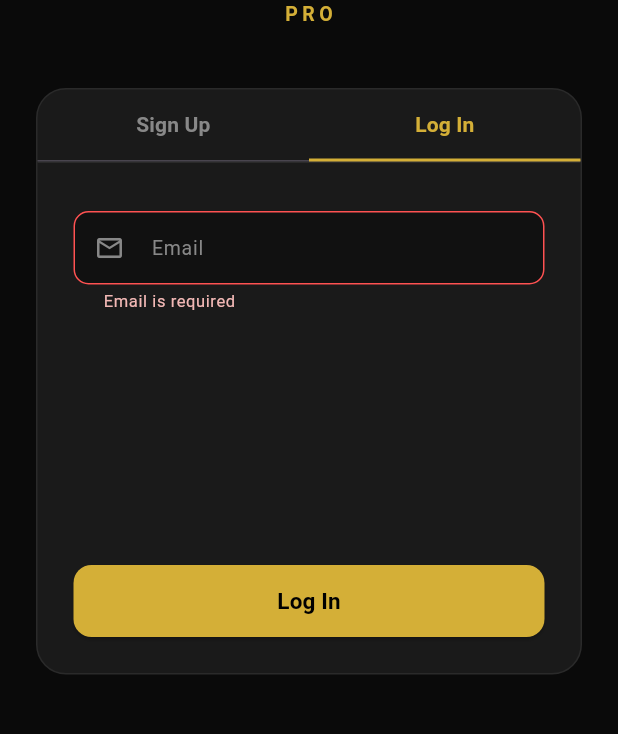
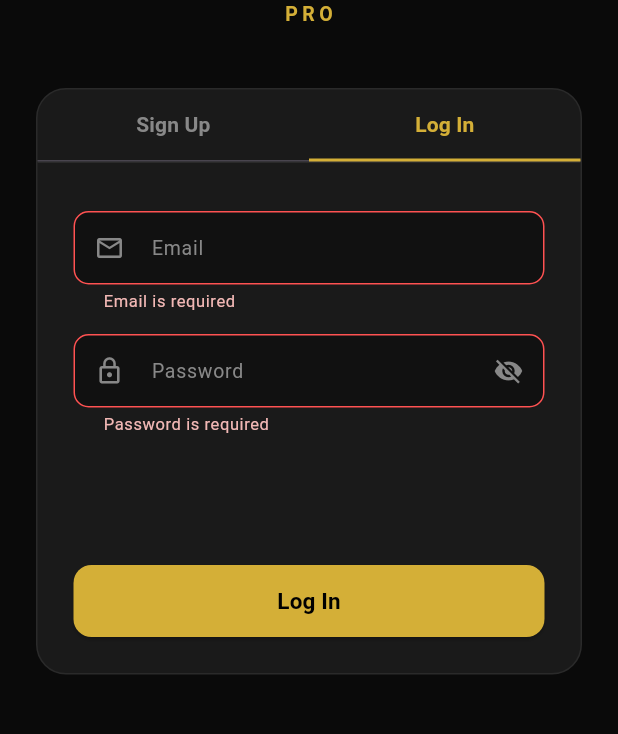
Before and after one commit to MoneyMan421/Iconic-studio-pro, a Flutter app: the screen it shows after launch, tab 2 chosen, after a tap on "Log In", on a phone screen of 412 x 824 dp, the part 368-1102 px from its top. Run offline on Flutter 3.47's test engine with Material 3 defaults, Android fonts, the phone set to English and light mode, and no system bars; our stand-ins replace file_picker, shared_preferences; missing offline and left inert: dart:html, flutter_shaders.

Commit message:
fix: password auth, import persistence, real FPS, SVG text, remove image_picker
Agent-Logs-Url: https://github.com/MoneyMan421/Iconic-studio-pro/sessions/a3d87205-5eb8-4d92-96c5-c77e369d4df8

Co-authored-by: MoneyMan421 <202391590+MoneyMan421@users.noreply.github.com>

```diff
--- a/lib/auth_screen.dart
+++ b/lib/auth_screen.dart
@@ -11,43 +11,67 @@ String? _validateEmail(String? v) {
   return null;
 }
 
-/// Simple in-app auth state. Persists login across restarts via SharedPreferences.
+/// Simple in-app auth state. Persists login and import count across restarts via SharedPreferences.
 class AuthState extends ChangeNotifier {
   bool _isLoggedIn = false;
   String _displayName = '';
+  int _importsUsed = 0;
 
   bool get isLoggedIn => _isLoggedIn;
   String get displayName => _displayName;
+  int get importsUsed => _importsUsed;
 
   Future<void> load() async {
     final prefs = await SharedPreferences.getInstance();
     _isLoggedIn = prefs.getBool('isLoggedIn') ?? false;
     _displayName = prefs.getString('displayName') ?? '';
+    _importsUsed = prefs.getInt('importsUsed') ?? 0;
     notifyListeners();
   }
 
-  Future<void> signUp({required String name, required String email}) async {
+  Future<void> signUp({
+    required String name,
+    required String email,
+    required String password,
+  }) async {
     final prefs = await SharedPreferences.getInstance();
     await prefs.setBool('isLoggedIn', true);
     await prefs.setString('displayName', name);
     await prefs.setString('userEmail', email);
+    // NOTE: password is stored as plain text; this is acceptable for a local-only
+    // demo app, but should be replaced with a proper hash (e.g. PBKDF2) before
+    // production deployment.
+    await prefs.setString('userPassword', password);
     _isLoggedIn = true;
     _displayName = name;
     notifyListeners();
   }
 
-  Future<void> login({required String email}) async {
+  Future<void> login({required String email, required String password}) async {
     final prefs = await SharedPreferences.getInstance();
     final storedEmail = prefs.getString('userEmail') ?? '';
-    if (storedEmail.isEmpty || storedEmail == email) {
-      final storedName = prefs.getString('displayName') ?? email.split('@').first;
-      await prefs.setBool('isLoggedIn', true);
-      _isLoggedIn = true;
-      _displayName = storedName;
-      notifyListeners();
-    } else {
+    final storedPassword = prefs.getString('userPassword') ?? '';
+    if (storedEmail.isEmpty) {
+      throw Exception('No account found. Please sign up first.');
+    }
+    if (storedEmail != email) {
       throw Exception('No account found for that email. Please sign up.');
     }
+    if (storedPassword != password) {
+      throw Exception('Incorrect password.');
+    }
+    final storedName = prefs.getString('displayName') ?? email.split('@').first;
+    await prefs.setBool('isLoggedIn', true);
+    _isLoggedIn = true;
+    _displayName = storedName;
+    notifyListeners();
+  }
+
+  Future<void> incrementImports() async {
+    final prefs = await SharedPreferences.getInstance();
+    _importsUsed++;
+    await prefs.setInt('importsUsed', _importsUsed);
+    notifyListeners();
   }
 
   Future<void> logout() async {
@@ -60,8 +84,8 @@ class AuthState extends ChangeNotifier {
 
 /// Root widget that resolves auth state and routes to the correct screen.
 class AuthGate extends StatefulWidget {
-  final Widget child;
-  const AuthGate({super.key, required this.child});
+  final Widget Function(AuthState auth) builder;
+  const AuthGate({super.key, required this.builder});
 
   @override
   State<AuthGate> createState() => _AuthGateState();
@@ -92,7 +116,7 @@ class _AuthGateState extends State<AuthGate> {
       return const _SplashScreen();
     }
     if (_auth.isLoggedIn) {
-      return widget.child;
+      return widget.builder(_auth);
     }
     return AuthScreen(auth: _auth);
   }
@@ -272,6 +296,7 @@ class _SignUpFormState extends State<_SignUpForm> {
       await widget.auth.signUp(
         name: _nameCtrl.text.trim(),
         email: _emailCtrl.text.trim().toLowerCase(),
+        password: _passCtrl.text,
       );
     } catch (e) {
       if (mounted) {
@@ -371,11 +396,14 @@ class _LoginForm extends StatefulWidget {
 class _LoginFormState extends State<_LoginForm> {
   final _formKey = GlobalKey<FormState>();
   final _emailCtrl = TextEditingController();
+  final _passCtrl = TextEditingController();
+  bool _obscurePass = true;
   bool _loading = false;
 
   @override
   void dispose() {
     _emailCtrl.dispose();
+    _passCtrl.dispose();
     super.dispose();
   }
 
@@ -383,7 +411,10 @@ class _LoginFormState extends State<_LoginForm> {
     if (!(_formKey.currentState?.validate() ?? false)) return;
     setState(() => _loading = true);
     try {
-      await widget.auth.login(email: _emailCtrl.text.trim().toLowerCase());
+      await widget.auth.login(
+        email: _emailCtrl.text.trim().toLowerCase(),
+        password: _passCtrl.text,
+      );
     } catch (e) {
       if (mounted) {
         ScaffoldMessenger.of(context).showSnackBar(
@@ -411,6 +442,23 @@ class _LoginFormState extends State<_LoginForm> {
               icon: Icons.email_outlined,
               keyboardType: TextInputType.emailAddress,
               validator: _validateEmail,
+            ),
+            const SizedBox(height: 14),
+            _AuthField(
+              controller: _passCtrl,
+              label: 'Password',
+              icon: Icons.lock_outline,
+              obscureText: _obscurePass,
+              suffixIcon: IconButton(
+                icon: Icon(
+                  _obscurePass ? Icons.visibility_off : Icons.visibility,
+                  color: AppColors.textSecondary,
+                  size: 20,
+                ),
+                onPressed: () => setState(() => _obscurePass = !_obscurePass),
+              ),
+              validator: (v) =>
+                  (v == null || v.isEmpty) ? 'Password is required' : null,
             ),
             const Spacer(),
             _GoldButton(
--- a/pubspec.yaml
+++ b/pubspec.yaml
@@ -10,7 +10,6 @@ dependencies:
   flutter:
     sdk: flutter
   flutter_shaders: ^0.1.2
-  image_picker: ^1.0.7
   file_picker: ^6.1.1
   shared_preferences: ^2.2.3
   path_provider: ^2.1.3
```
Also changed, not shown: lib/main.dart (+61 -12 lines), 1 other file.
